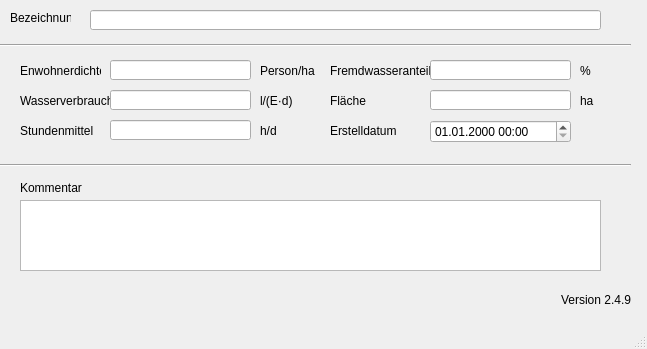
Qt form qkan/database/templates/teilgebiete.ui (hoettges/QKan) before a commit.
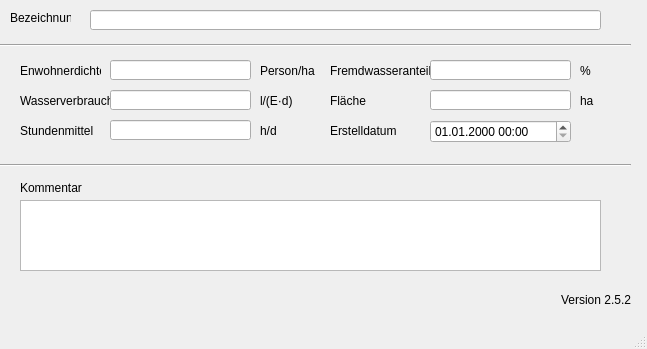
The same form after that commit. Custom widgets are drawn as their Qt base class.

The edit to the form file:
```diff
--- a/qkan/database/templates/teilgebiete.ui
+++ b/qkan/database/templates/teilgebiete.ui
@@ -295,7 +295,7 @@
      <string>Version QKan Import</string>
     </property>
     <property name="text">
-     <string>Version 2.4.9</string>
+     <string>Version 2.5.2</string>
     </property>
     <property name="alignment">
      <set>Qt::AlignRight|Qt::AlignTrailing|Qt::AlignVCenter</set>
```
